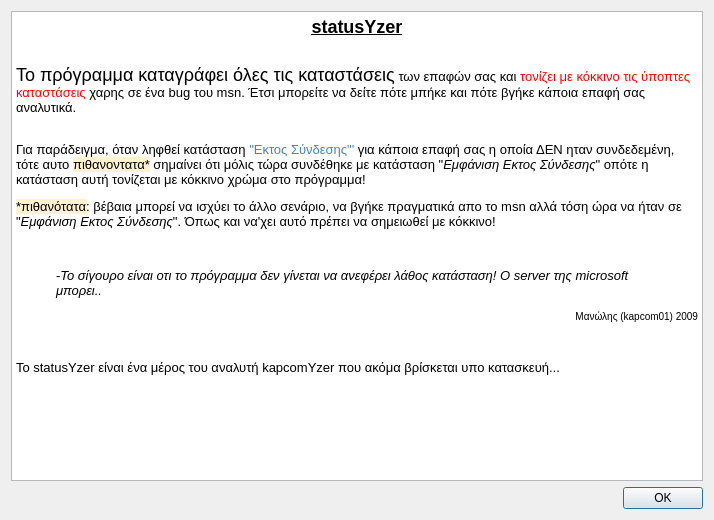
Above: src/about.ui from kapcom01/statusYzer before the change. Below: the same form after it.
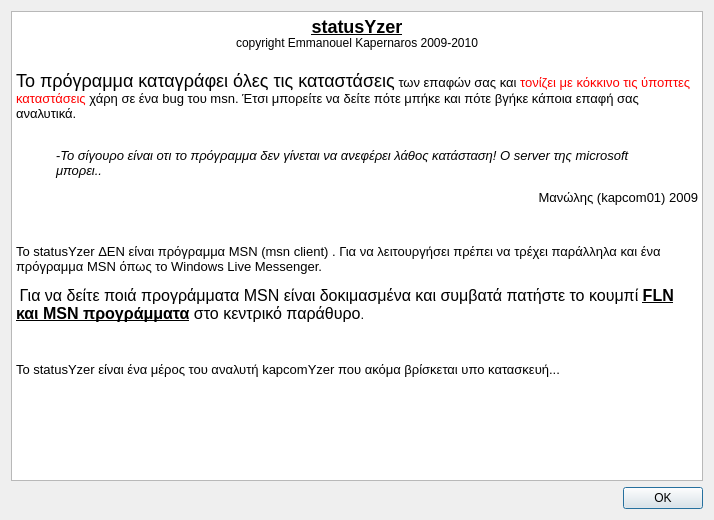
That is the form after the change.

```diff
--- a/src/about.ui
+++ b/src/about.ui
@@ -36,15 +36,15 @@
       <string>&lt;!DOCTYPE HTML PUBLIC &quot;-//W3C//DTD HTML 4.0//EN&quot; &quot;http://www.w3.org/TR/REC-html40/strict.dtd&quot;&gt;
 &lt;html&gt;&lt;head&gt;&lt;meta name=&quot;qrichtext&quot; content=&quot;1&quot; /&gt;&lt;style type=&quot;text/css&quot;&gt;
 p, li { white-space: pre-wrap; }
-&lt;/style&gt;&lt;/head&gt;&lt;body style=&quot; font-family:'Sans'; font-size:10pt; font-weight:400; font-style:normal;&quot;&gt;
-&lt;p align=&quot;center&quot; style=&quot; margin-top:12px; margin-bottom:12px; margin-left:0px; margin-right:0px; -qt-block-indent:0; text-indent:0px;&quot;&gt;&lt;span style=&quot; font-size:x-large; font-weight:600; text-decoration: underline;&quot;&gt;statusYzer&lt;/span&gt;&lt;span style=&quot; font-size:x-large;&quot;&gt; &lt;br /&gt;&lt;/span&gt;&lt;/p&gt;
-&lt;p style=&quot; margin-top:12px; margin-bottom:12px; margin-left:0px; margin-right:0px; -qt-block-indent:0; text-indent:0px;&quot;&gt;&lt;span style=&quot; font-size:x-large;&quot;&gt;Το πρόγραμμα καταγράφει όλες τις καταστάσεις&lt;/span&gt; των επαφών σας και &lt;span style=&quot; color:#ff0000;&quot;&gt;τονίζει με κόκκινο τις ύποπτες καταστάσεις&lt;/span&gt; χαρης σε ένα bug του msn. Έτσι μπορείτε να δείτε πότε μπήκε και πότε βγήκε κάποια επαφή σας αναλυτικά. &lt;br /&gt;&lt;/p&gt;
-&lt;p style=&quot; margin-top:12px; margin-bottom:12px; margin-left:0px; margin-right:0px; -qt-block-indent:0; text-indent:0px;&quot;&gt;Για παράδειγμα, όταν ληφθεί κατάσταση &lt;span style=&quot; color:#3d85c6; background-color:#ffffff;&quot;&gt;&quot;Εκτος Σύνδεσης&lt;/span&gt;&lt;span style=&quot; color:#3d85c6;&quot;&gt;&quot;'&lt;/span&gt; για κάποια επαφή σας η οποία ΔΕΝ ηταν συνδεδεμένη, τότε αυτο &lt;span style=&quot; background-color:#fff2cc;&quot;&gt;πιθανοντατα*&lt;/span&gt; σημαίνει ότι μόλις τώρα συνδέθηκε με κατάσταση &quot;&lt;span style=&quot; font-style:italic;&quot;&gt;Εμφάνιση Εκτος Σύνδεσης&lt;/span&gt;&quot; οπότε η κατάσταση αυτή τονίζεται με κόκκινο χρώμα στο πρόγραμμα!&lt;/p&gt;
-&lt;p style=&quot; margin-top:12px; margin-bottom:12px; margin-left:0px; margin-right:0px; -qt-block-indent:0; text-indent:0px;&quot;&gt;&lt;span style=&quot; background-color:#fff2cc;&quot;&gt;*πιθανότατα&lt;/span&gt;: βέβαια μπορεί να ισχύει το άλλο σενάριο, να βγήκε πραγματικά απο το msn αλλά τόση ώρα να ήταν σε &quot;&lt;span style=&quot; font-style:italic;&quot;&gt;Εμφάνιση Εκτος Σύνδεσης&lt;/span&gt;&quot;. Όπως και να'χει αυτό πρέπει να σημειωθεί με κόκκινο!&lt;/p&gt;
-&lt;p style=&quot; margin-top:12px; margin-bottom:12px; margin-left:0px; margin-right:0px; -qt-block-indent:0; text-indent:0px;&quot;&gt; &lt;/p&gt;
+&lt;/style&gt;&lt;/head&gt;&lt;body style=&quot; font-family:'Ubuntu'; font-size:10pt; font-weight:400; font-style:normal;&quot;&gt;
+&lt;p align=&quot;center&quot; style=&quot; margin-top:12px; margin-bottom:12px; margin-left:0px; margin-right:0px; -qt-block-indent:0; text-indent:0px;&quot;&gt;&lt;span style=&quot; font-size:x-large; font-weight:600; text-decoration: underline;&quot;&gt;statusYzer&lt;/span&gt;&lt;span style=&quot; font-size:x-large;&quot;&gt; &lt;br /&gt;&lt;/span&gt;&lt;span style=&quot; font-size:x-large; vertical-align:super;&quot;&gt;copyright Emmanouel Kapernaros 2009-2010&lt;/span&gt;&lt;/p&gt;
+&lt;p style=&quot; margin-top:12px; margin-bottom:12px; margin-left:0px; margin-right:0px; -qt-block-indent:0; text-indent:0px;&quot;&gt;&lt;span style=&quot; font-size:x-large;&quot;&gt;Το πρόγραμμα καταγράφει όλες τις καταστάσεις&lt;/span&gt; των επαφών σας και &lt;span style=&quot; font-family:'Sans'; color:#ff0000;&quot;&gt;τονίζει με κόκκινο τις ύποπτες καταστάσεις&lt;/span&gt; χάρη σε ένα bug του msn. Έτσι μπορείτε να δείτε πότε μπήκε και πότε βγήκε κάποια επαφή σας αναλυτικά. &lt;br /&gt;&lt;/p&gt;
 &lt;p style=&quot; margin-top:12px; margin-bottom:12px; margin-left:40px; margin-right:40px; -qt-block-indent:0; text-indent:0px;&quot;&gt;-&lt;span style=&quot; font-style:italic;&quot;&gt;Το σίγουρο είναι οτι το πρόγραμμα δεν γίνεται να ανεφέρει λάθος κατάσταση! Ο server της microsoft μπορει..&lt;/span&gt;&lt;/p&gt;
-&lt;p align=&quot;right&quot; style=&quot; margin-top:12px; margin-bottom:12px; margin-left:0px; margin-right:0px; -qt-block-indent:0; text-indent:0px;&quot;&gt;&lt;span style=&quot; font-size:small;&quot;&gt;Μανώλης (kapcom01) 2009&lt;/span&gt;&lt;/p&gt;
-&lt;p align=&quot;right&quot; style=&quot;-qt-paragraph-type:empty; margin-top:12px; margin-bottom:12px; margin-left:0px; margin-right:0px; -qt-block-indent:0; text-indent:0px; font-size:small;&quot;&gt;&lt;/p&gt;
+&lt;p align=&quot;right&quot; style=&quot; margin-top:12px; margin-bottom:12px; margin-left:0px; margin-right:0px; -qt-block-indent:0; text-indent:0px;&quot;&gt;Μανώλης (kapcom01) 2009&lt;/p&gt;
+&lt;p style=&quot;-qt-paragraph-type:empty; margin-top:12px; margin-bottom:12px; margin-left:0px; margin-right:0px; -qt-block-indent:0; text-indent:0px;&quot;&gt;&lt;/p&gt;
+&lt;p style=&quot; margin-top:12px; margin-bottom:12px; margin-left:0px; margin-right:0px; -qt-block-indent:0; text-indent:0px;&quot;&gt;Το statusYzer ΔΕΝ είναι πρόγραμμα MSN (msn client) . Για να λειτουργήσει πρέπει να τρέχει παράλληλα και ένα πρόγραμμα MSN όπως το Windows Live Messenger.&lt;/p&gt;
+&lt;p style=&quot; margin-top:12px; margin-bottom:12px; margin-left:0px; margin-right:0px; -qt-block-indent:0; text-indent:0px;&quot;&gt; &lt;span style=&quot; font-size:12pt;&quot;&gt;Για να δείτε ποιά προγράμματα MSN είναι δοκιμασμένα και συμβατά πατήστε το κουμπί &lt;/span&gt;&lt;span style=&quot; font-size:12pt; font-weight:600; text-decoration: underline;&quot;&gt;FLN και MSN προγράμματα&lt;/span&gt;&lt;span style=&quot; font-size:12pt;&quot;&gt; στο κεντρικό παράθυρο&lt;/span&gt;.&lt;/p&gt;
+&lt;p style=&quot;-qt-paragraph-type:empty; margin-top:12px; margin-bottom:12px; margin-left:0px; margin-right:0px; -qt-block-indent:0; text-indent:0px;&quot;&gt;&lt;/p&gt;
 &lt;p style=&quot; margin-top:12px; margin-bottom:12px; margin-left:0px; margin-right:0px; -qt-block-indent:0; text-indent:0px;&quot;&gt;Το statusYzer είναι ένα μέρος του αναλυτή kapcomYzer που ακόμα βρίσκεται υπο κατασκευή...&lt;/p&gt;&lt;/body&gt;&lt;/html&gt;</string>
      </property>
     </widget>
```
